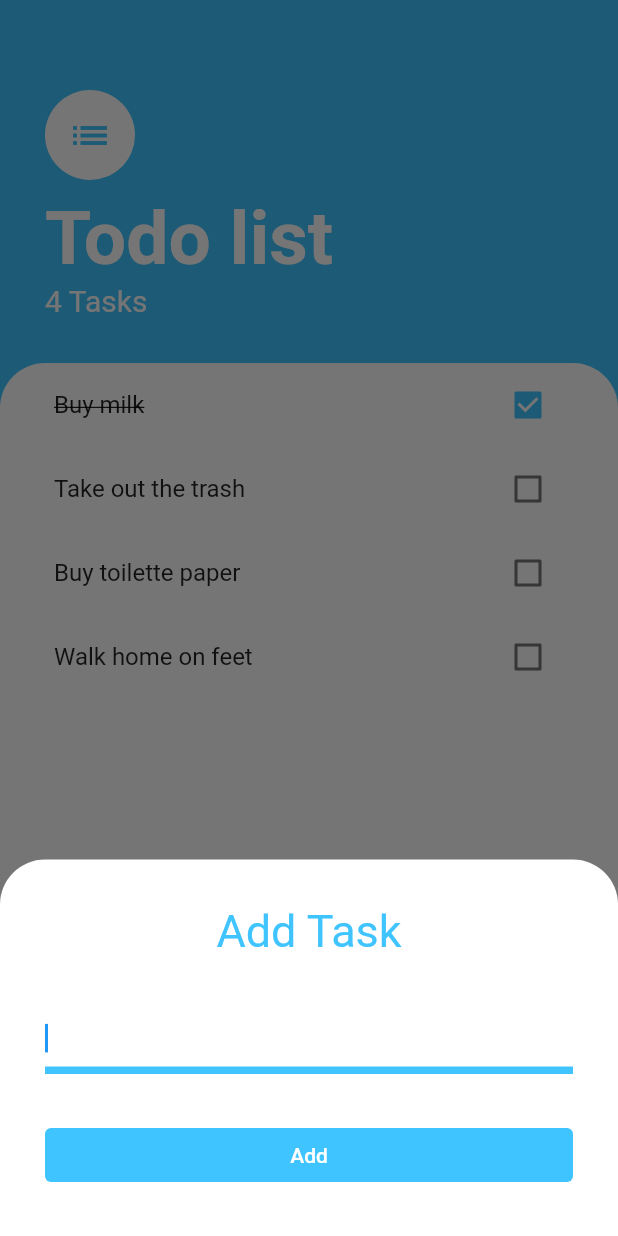
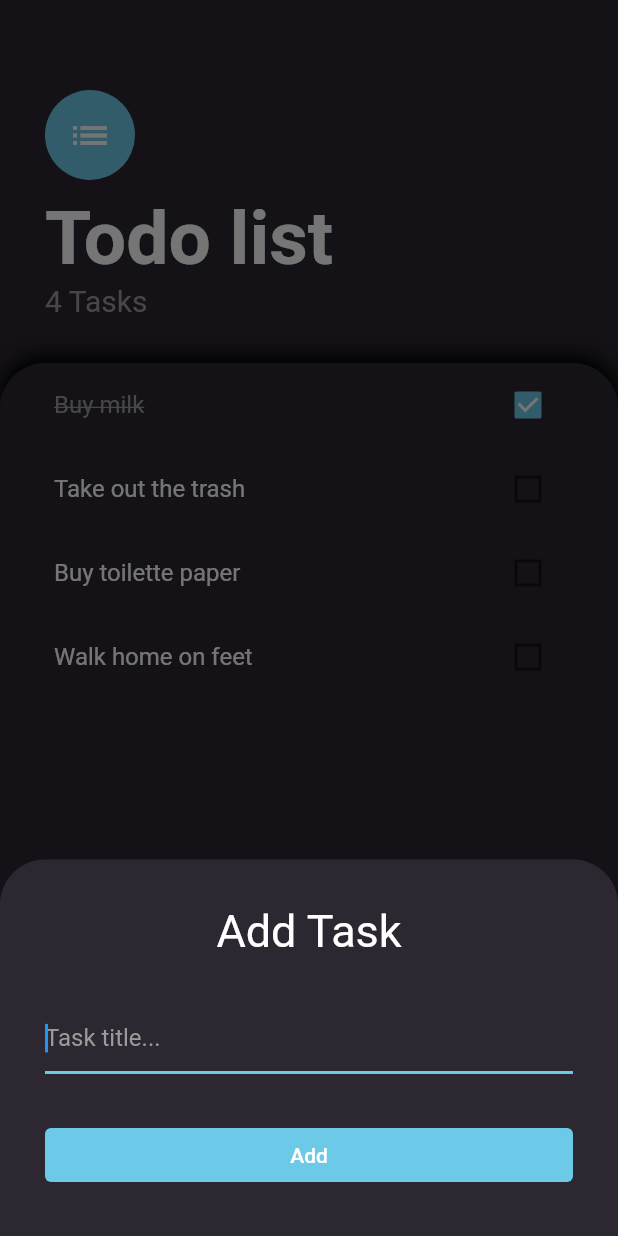
Before and after one commit to asly-97/todo_list_flutter_app, a Flutter app: the screen it shows after launch, after a tap on the "add" icon, on a phone screen of 412 x 824 dp. Run offline on Flutter 3.47's test engine with Material 2 defaults, Android fonts, the phone set to English and light mode, and no system bars.

Commit message:
update app style

```diff
--- /dev/null
+++ b/lib/app_style.dart
@@ -0,0 +1,7 @@
+import 'package:flutter/material.dart';
+
+const Color colorPrimary = Color(0xff2c2731);
+const Color colorAccent = Color(0xff6cc9e8);
+
+const Color colorGrey = Color(0xff9b9b9b);
+const Color colorWhite = Color(0xffffffff);
--- a/lib/main.dart
+++ b/lib/main.dart
@@ -1,6 +1,5 @@
 import 'package:flutter/material.dart';
 import 'package:provider/provider.dart';
-import 'package:todo_list_flutter/models/task.dart';
 import 'package:todo_list_flutter/models/todolist.dart';
 import 'package:todo_list_flutter/screens/tasks_screen.dart';
 
@@ -14,6 +13,7 @@ class MyApp extends StatelessWidget {
     return ChangeNotifierProvider<TodoList>(
       create: (_) => TodoList(),
       child: MaterialApp(
+        debugShowCheckedModeBanner: false,
         home: TasksScreen(),
       ),
     );
--- a/lib/screens/AddTaskScreen.dart
+++ b/lib/screens/AddTaskScreen.dart
@@ -1,5 +1,6 @@
 import 'package:flutter/material.dart';
 import 'package:provider/provider.dart';
+import 'package:todo_list_flutter/app_style.dart';
 import 'package:todo_list_flutter/models/task.dart';
 import 'package:todo_list_flutter/models/todolist.dart';
 
@@ -19,7 +20,7 @@ class _AddTaskScreenState extends State<AddTaskScreen> {
         vertical: 30,
       ),
       decoration: BoxDecoration(
-        color: Colors.white,
+        color: colorPrimary,
         borderRadius: BorderRadius.only(
           topLeft: Radius.circular(30),
           topRight: Radius.circular(30),
@@ -33,7 +34,7 @@ class _AddTaskScreenState extends State<AddTaskScreen> {
             textAlign: TextAlign.center,
             style: TextStyle(
               fontSize: 30,
-              color: Colors.lightBlueAccent,
+              color: colorWhite,
             ),
           ),
           SizedBox(
@@ -47,19 +48,23 @@ class _AddTaskScreenState extends State<AddTaskScreen> {
             },
             autofocus: true,
             style: TextStyle(
-              color: Colors.lightBlueAccent,
+              color: colorWhite,
             ),
             decoration: InputDecoration(
+              hintText: 'Task title...',
+              hintStyle: TextStyle(
+                color: colorGrey,
+              ),
               enabledBorder: UnderlineInputBorder(
                 borderSide: BorderSide(
-                  color: Colors.lightBlueAccent,
-                  width: 5.00,
+                  color: colorAccent,
+                  width: 2.00,
                 ),
               ),
               focusedBorder: UnderlineInputBorder(
                 borderSide: BorderSide(
-                  color: Colors.lightBlueAccent,
-                  width: 5.00,
+                  color: colorAccent,
+                  width: 2.00,
                 ),
               ),
             ),
@@ -77,7 +82,7 @@ class _AddTaskScreenState extends State<AddTaskScreen> {
             },
             child: Text('Add'),
             style: TextButton.styleFrom(
-              backgroundColor: Colors.lightBlueAccent,
+              backgroundColor: colorAccent,
               foregroundColor: Colors.white,
             ),
           )
--- a/lib/screens/tasks_screen.dart
+++ b/lib/screens/tasks_screen.dart
@@ -1,5 +1,6 @@
 import 'dart:ui';
 import 'package:flutter/material.dart';
+import 'package:todo_list_flutter/app_style.dart';
 import 'package:todo_list_flutter/models/todolist.dart';
 import 'package:todo_list_flutter/screens/AddTaskScreen.dart';
 import 'package:todo_list_flutter/widgets/tasks_list.dart';
@@ -9,7 +10,7 @@ class TasksScreen extends StatelessWidget {
   @override
   Widget build(BuildContext context) {
     return Scaffold(
-      backgroundColor: Colors.lightBlueAccent,
+      backgroundColor: colorPrimary,
       floatingActionButton: FloatingActionButton(
         onPressed: () {
           showModalBottomSheet(
@@ -24,7 +25,7 @@ class TasksScreen extends StatelessWidget {
                   )));
         },
         child: Icon(Icons.add),
-        backgroundColor: Colors.lightBlueAccent,
+        backgroundColor: colorAccent,
       ),
       body: Column(
         crossAxisAlignment: CrossAxisAlignment.start,
@@ -43,9 +44,9 @@ class TasksScreen extends StatelessWidget {
                   child: Icon(
                     Icons.list,
                     size: 30,
-                    color: Colors.lightBlueAccent,
+                    color: colorWhite,
                   ),
-                  backgroundColor: Colors.white,
+                  backgroundColor: colorAccent,
                   radius: 30,
                 ),
                 SizedBox(
@@ -62,7 +63,7 @@ class TasksScreen extends StatelessWidget {
                 Text(
                   '${Provider.of<TodoList>(context).tasks.length} Tasks',
                   style: TextStyle(
-                    color: Colors.white,
+                    color: colorGrey,
                     fontSize: 20,
                   ),
                 ),
@@ -75,7 +76,15 @@ class TasksScreen extends StatelessWidget {
                 horizontal: 20,
               ),
               decoration: BoxDecoration(
-                color: Colors.white,
+                color: colorPrimary,
+                boxShadow: [
+                  BoxShadow(
+                    color: Colors.black,
+                    offset: Offset(0, -5),
+                    spreadRadius: 1,
+                    blurRadius: 10,
+                  ),
+                ],
                 borderRadius: BorderRadius.only(
                   topLeft: Radius.circular(30),
                   topRight: Radius.circular(30),
--- a/lib/widgets/task_tile.dart
+++ b/lib/widgets/task_tile.dart
@@ -1,4 +1,5 @@
 import 'package:flutter/material.dart';
+import 'package:todo_list_flutter/app_style.dart';
 
 class TaskTile extends StatelessWidget {
   final String title;
@@ -19,10 +20,11 @@ class TaskTile extends StatelessWidget {
       title: Text(
         title,
         style: TextStyle(
+            color: isChecked ? colorGrey : colorWhite,
             decoration: isChecked ? TextDecoration.lineThrough : null),
       ),
       trailing: Checkbox(
-        activeColor: Colors.lightBlueAccent,
+        activeColor: colorAccent,
         value: isChecked,
         onChanged: (newValue) {
           checkboxCallback(newValue!);
```
Also changed, not shown: assets/add_task.png (deleted), assets/screen1.png (added), assets/screen2.png (added), assets/screen3.png (added), assets/screen4.png (added), assets/tasks.png (deleted), 1 other file.
